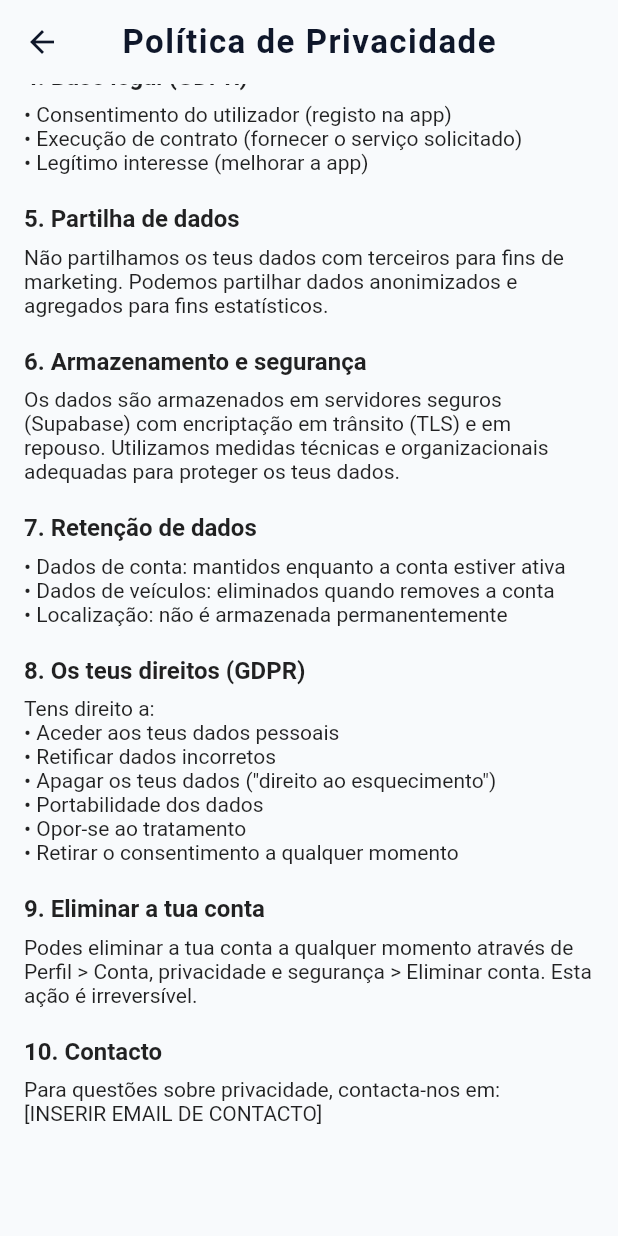
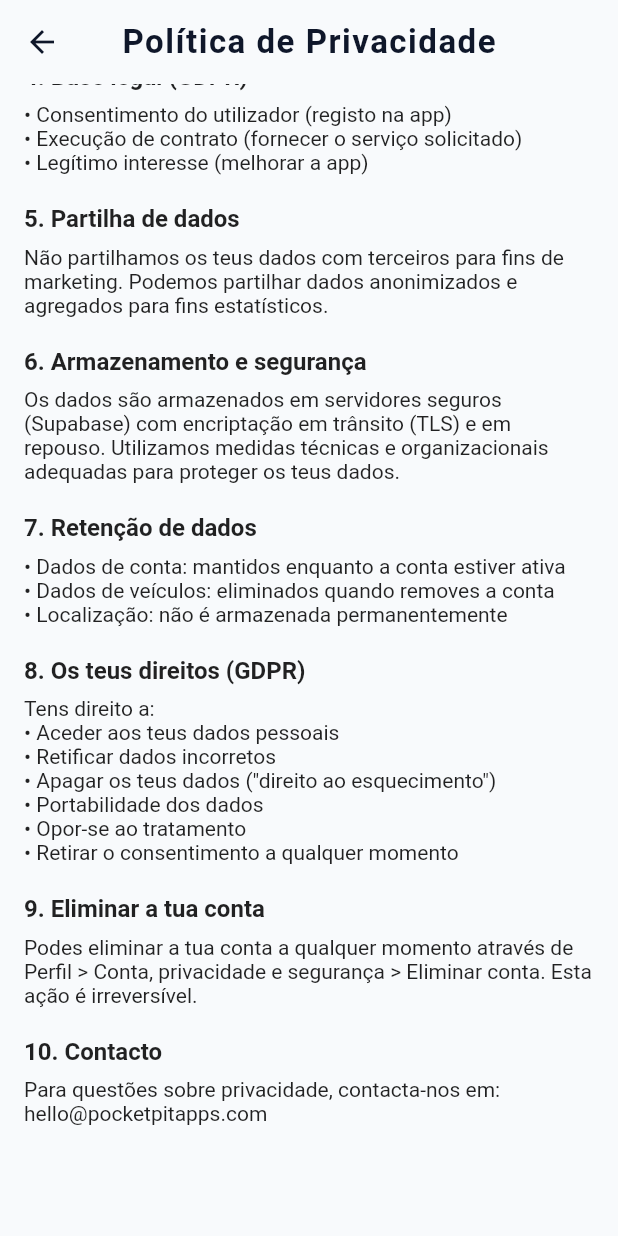
Before and after one commit to pocketpitapps-ops/fuel_pit, a Flutter app: the PrivacyPolicyPage screen opened directly, scrolled down 483 dp, on a phone screen of 412 x 824 dp. Run offline on Flutter 3.47's test engine with Material 3 defaults, Android fonts, the phone set to English and light mode, and no system bars; our stand-ins replace audioplayers, geocoding, geolocator, google_sign_in, package_info_plus, shared_preferences and 1 more; missing offline and left inert: version; accounts and stored records are empty; network calls fail.

Commit message:
v1.0.0: ready for public release
- Delete dead supabase_config.dart with placeholder
- Bump version to 1.0.0+1
- Fix 16 silent catch blocks with comments/debugPrint
- Enable R8 minification and resource shrinking for release
- Add ProGuard rules for Flutter, Supabase, Google Sign-In
- Add GitHub Actions CI/CD workflow
- Legal compliance: privacy policy, terms of service, sign-up checkbox

```diff
--- a/lib/core/geocoding_service.dart
+++ b/lib/core/geocoding_service.dart
@@ -27,6 +27,7 @@ class GeocodingService {
 
       return null;
     } catch (_) {
+      // Silently ignore: geocoding failure is non-critical
       return null;
     }
   }
--- a/lib/features/auth/auth_notifier.dart
+++ b/lib/features/auth/auth_notifier.dart
@@ -79,7 +79,7 @@ class AuthNotifier extends ChangeNotifier {
 
       // Não tocar em country/currency/notifications aqui, a não ser que queiras mesmo.
     } catch (_) {
-      // Falha ao garantir perfil — tratado na UI
+      // Silently ignore: profile guarantee failure — handled in UI
     }
   }
 
@@ -276,7 +276,7 @@ class AuthNotifier extends ChangeNotifier {
         // disconnect revoga a autorização e força novo consentimento
         await googleSignIn.disconnect();
       } catch (_) {
-        // alguns devices lançam erro se já estiver desconectado, ignora
+        // Silently ignore: some devices throw if already disconnected
       }
     } finally {
       // 3) Atualizar estado local
--- a/lib/features/coupons/presentation/widgets/new_coupon_sheet.dart
+++ b/lib/features/coupons/presentation/widgets/new_coupon_sheet.dart
@@ -84,6 +84,7 @@ class _NewCouponSheetState extends State<NewCouponSheet> {
         _isLoadingBrands = false;
       });
     } catch (_) {
+      debugPrint('Failed to load brands: $_');
       setState(() {
         _isLoadingBrands = false;
       });
--- a/lib/features/dashboard/presentation/dashboard_page.dart
+++ b/lib/features/dashboard/presentation/dashboard_page.dart
@@ -93,6 +93,7 @@ class _DashboardPageState extends State<DashboardPage> {
         _isLoadingNews = false;
       });
     } catch (_) {
+      debugPrint('Failed to load news: $_');
       if (!mounted) return;
       setState(() {
         _news = [];
@@ -128,6 +129,7 @@ class _DashboardPageState extends State<DashboardPage> {
         );
       }
     } catch (_) {
+      // Silently ignore: URL launch failure — snackbar shown below
       if (!mounted) return;
       ScaffoldMessenger.of(
         context,
--- a/lib/features/fillups/presentation/new_fillup_page.dart
+++ b/lib/features/fillups/presentation/new_fillup_page.dart
@@ -231,6 +231,7 @@ class _NewFillUpPageState extends State<NewFillUpPage> {
         _loadingVehicles = false;
       });
     } catch (_) {
+      debugPrint('Failed to load vehicles: $_');
       if (!mounted) return;
       setState(() {
         _vehicles = [];
@@ -251,6 +252,7 @@ class _NewFillUpPageState extends State<NewFillUpPage> {
       }
       return baseCoupons;
     } catch (_) {
+      // Silently ignore: coupon load failure is non-critical
       return [];
     }
   }
--- a/lib/features/legal/privacy_policy_page.dart
+++ b/lib/features/legal/privacy_policy_page.dart
@@ -31,7 +31,7 @@ class PrivacyPolicyPage extends StatelessWidget {
             textTheme,
             '1. Responsável pelo tratamento de dados',
             'Fuel Pit (com.fuelpit.app)\n'
-            'Email de contacto: [INSERIR EMAIL]',
+                'Email de contacto: hello@pocketpitapps.com',
           ),
           _section(
             textTheme,
@@ -98,7 +98,7 @@ class PrivacyPolicyPage extends StatelessWidget {
             textTheme,
             '10. Contacto',
             'Para questões sobre privacidade, contacta-nos em:\n'
-            '[INSERIR EMAIL DE CONTACTO]',
+                'hello@pocketpitapps.com',
           ),
           const SizedBox(height: 32),
         ],
@@ -114,9 +114,7 @@ class PrivacyPolicyPage extends StatelessWidget {
         children: [
           Text(
             title,
-            style: textTheme.titleMedium?.copyWith(
-              fontWeight: FontWeight.w600,
-            ),
+            style: textTheme.titleMedium?.copyWith(fontWeight: FontWeight.w600),
           ),
           const SizedBox(height: 8),
           Text(body, style: textTheme.bodyMedium),
--- a/lib/features/legal/terms_of_service_page.dart
+++ b/lib/features/legal/terms_of_service_page.dart
@@ -102,7 +102,7 @@ class TermsOfServicePage extends StatelessWidget {
             textTheme,
             '10. Contacto',
             'Para questões sobre estes termos, contacta-nos em:\n'
-            '[INSERIR EMAIL DE CONTACTO]',
+                'hello@pocketpitapps.com',
           ),
           const SizedBox(height: 32),
         ],
@@ -118,9 +118,7 @@ class TermsOfServicePage extends StatelessWidget {
         children: [
           Text(
             title,
-            style: textTheme.titleMedium?.copyWith(
-              fontWeight: FontWeight.w600,
-            ),
+            style: textTheme.titleMedium?.copyWith(fontWeight: FontWeight.w600),
           ),
           const SizedBox(height: 8),
           Text(body, style: textTheme.bodyMedium),
--- a/lib/features/onboarding/presentation/widgets/loyalty_step.dart
+++ b/lib/features/onboarding/presentation/widgets/loyalty_step.dart
@@ -152,7 +152,8 @@ class _LoyaltyStepState extends State<LoyaltyStep> {
           );
         }
       }
-    } catch (_) {
+    } catch (e) {
+      debugPrint('Failed to sync loyalty coupons: $e');
       if (mounted) {
         ScaffoldMessenger.of(context).showSnackBar(
           SnackBar(
--- a/lib/features/profile/presentation/profile_page.dart
+++ b/lib/features/profile/presentation/profile_page.dart
@@ -74,6 +74,7 @@ class _ProfilePageState extends State<ProfilePage> {
         _loadingAllVehicles = false;
       });
     } catch (_) {
+      debugPrint('Failed to load vehicles: $_');
       if (!mounted) return;
       setState(() {
         _defaultVehicle = null;
@@ -185,7 +186,7 @@ class _ProfilePageState extends State<ProfilePage> {
       try {
         await auth.logout();
       } catch (_) {
-        // Ignorado — utilizador já eliminado
+        // Silently ignore: user already deleted — logout may fail on stale session
       }
 
       if (!mounted) return;
--- a/lib/features/stations/presentation/stations_page.dart
+++ b/lib/features/stations/presentation/stations_page.dart
@@ -69,6 +69,7 @@ class _StationsPageState extends State<StationsPage> {
     try {
       return await _profileRepository.getForCurrentUser();
     } catch (_) {
+      // Silently ignore: profile load failure is non-critical for stations view
       return null;
     }
   }
@@ -77,6 +78,7 @@ class _StationsPageState extends State<StationsPage> {
     try {
       return await _loadActiveCoupons();
     } catch (_) {
+      // Silently ignore: coupon load failure is non-critical
       return const <Coupon>[];
     }
   }
@@ -103,7 +105,7 @@ class _StationsPageState extends State<StationsPage> {
         _districtsMap = _groupByDistrict(list);
       });
     } catch (_) {
-      // Erro ao carregar municípios — filtro fica vazio
+      // Silently ignore: municipality load failure — filter stays empty
     }
   }
 
@@ -215,6 +217,7 @@ class _StationsPageState extends State<StationsPage> {
         _isLoadingStations = false;
       });
     } catch (_) {
+      debugPrint('Failed to load default vehicle and stations: $_');
       if (!mounted) return;
       setState(() {
         _defaultVehicle = null;
--- a/lib/update_checker.dart
+++ b/lib/update_checker.dart
@@ -47,6 +47,7 @@ class UpdateChecker {
 
       return null;
     } catch (_) {
+      // Silently ignore: version check is non-critical
       return null;
     }
   }
--- a/pubspec.yaml
+++ b/pubspec.yaml
@@ -2,7 +2,7 @@ name: fuel_pit
 description: "App Fuel Pit - A fuel price comparison app"
 publish_to: 'none'
 
-version: 0.2.2+5
+version: 1.0.0+1
 
 environment:
   sdk: ^3.12.0
```
Also changed, not shown: lib/core/supabase_config.dart (deleted, +0 -12 lines), 3 other files. Lines whose indentation alone changed are shown as unchanged.
